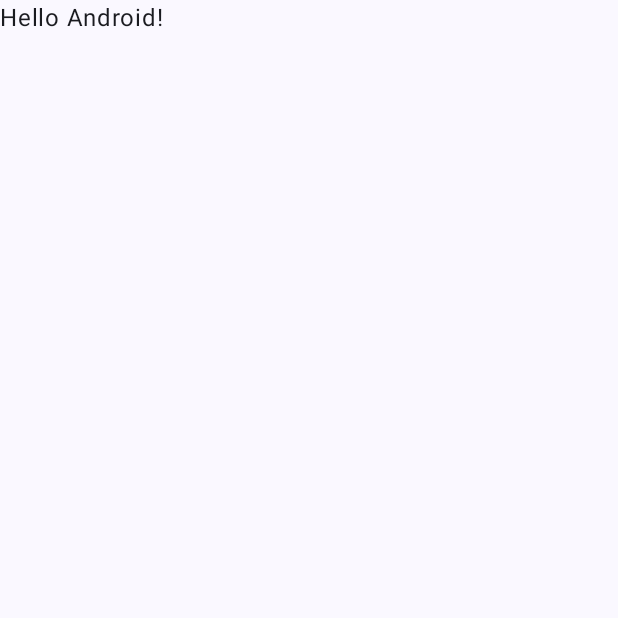
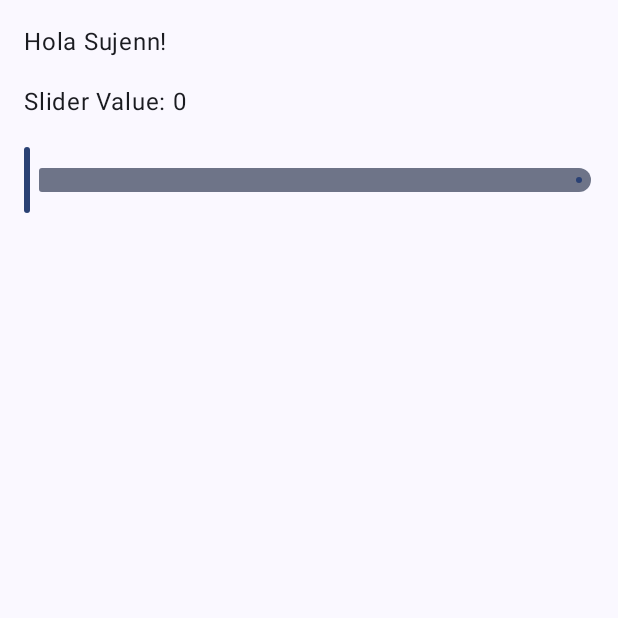
Before and after one commit to mcsjnn/lab04_AndroidStudio, an Android app built with Jetpack Compose: the screen it shows after launch (MainActivity), on a phone screen of 412 x 824 dp, the top half of it. Before the commit the part shown is almost empty. Run offline under Robolectric (Android 15) with nearby library versions, the phone set to English and light mode, and no system bars.

Commit message:
Add slider component

```diff
--- a/app/src/main/java/com/example/lab04/MainActivity.kt
+++ b/app/src/main/java/com/example/lab04/MainActivity.kt
@@ -4,13 +4,12 @@ import android.os.Bundle
 import androidx.activity.ComponentActivity
 import androidx.activity.compose.setContent
 import androidx.activity.enableEdgeToEdge
-import androidx.compose.foundation.layout.fillMaxSize
-import androidx.compose.foundation.layout.padding
-import androidx.compose.material3.Scaffold
-import androidx.compose.material3.Text
-import androidx.compose.runtime.Composable
+import androidx.compose.foundation.layout.*
+import androidx.compose.material3.*
+import androidx.compose.runtime.*
 import androidx.compose.ui.Modifier
 import androidx.compose.ui.tooling.preview.Preview
+import androidx.compose.ui.unit.dp
 import com.example.lab04.ui.theme.Lab04Theme
 
 class MainActivity : ComponentActivity() {
@@ -20,8 +19,8 @@ class MainActivity : ComponentActivity() {
         setContent {
             Lab04Theme {
                 Scaffold(modifier = Modifier.fillMaxSize()) { innerPadding ->
-                    Greeting(
-                        name = "Android",
+                    MainContent(
+                        name = "Sujenn",
                         modifier = Modifier.padding(innerPadding)
                     )
                 }
@@ -31,9 +30,31 @@ class MainActivity : ComponentActivity() {
 }
 
 @Composable
+fun MainContent(name: String, modifier: Modifier = Modifier) {
+    Column(
+        modifier = modifier
+            .fillMaxSize()
+            .padding(16.dp),
+        verticalArrangement = Arrangement.spacedBy(16.dp)
+    ) {
+        Greeting(name = name)
+
+        // Componente Slider
+        var sliderPosition by remember { mutableStateOf(0f) }
+        Text(text = "Slider Value: ${sliderPosition.toInt()}")
+        Slider(
+            value = sliderPosition,
+            onValueChange = { sliderPosition = it },
+            valueRange = 0f..100f,
+            modifier = Modifier.fillMaxWidth()
+        )
+    }
+}
+
+@Composable
 fun Greeting(name: String, modifier: Modifier = Modifier) {
     Text(
-        text = "Hello $name!",
+        text = "Hola $name!",
         modifier = modifier
     )
 }
@@ -42,6 +63,6 @@ fun Greeting(name: String, modifier: Modifier = Modifier) {
 @Composable
 fun GreetingPreview() {
     Lab04Theme {
-        Greeting("Android")
+        MainContent(name = "Sujenn")
     }
 }
```
